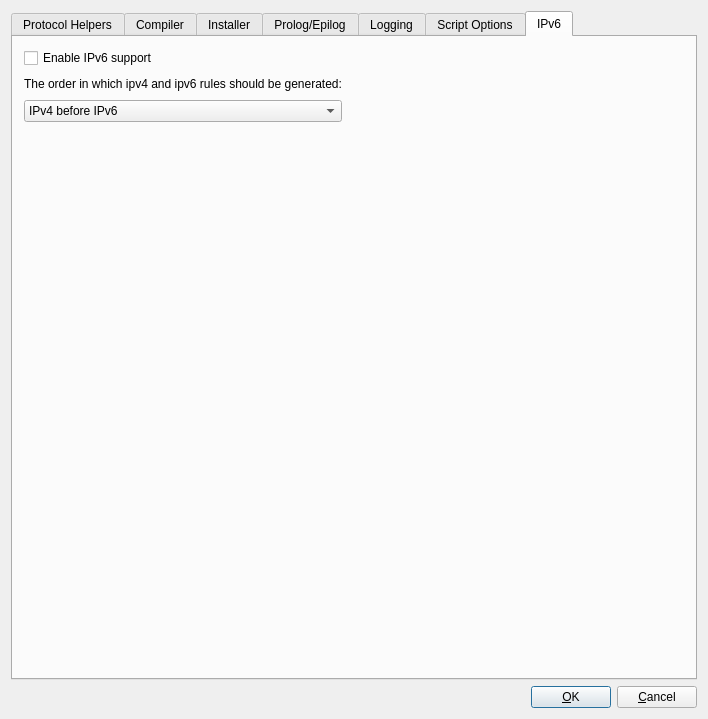
Qt form src/gui/ipfadvanceddialog_q.ui (fwbuilder/fwbuilder) before a commit.
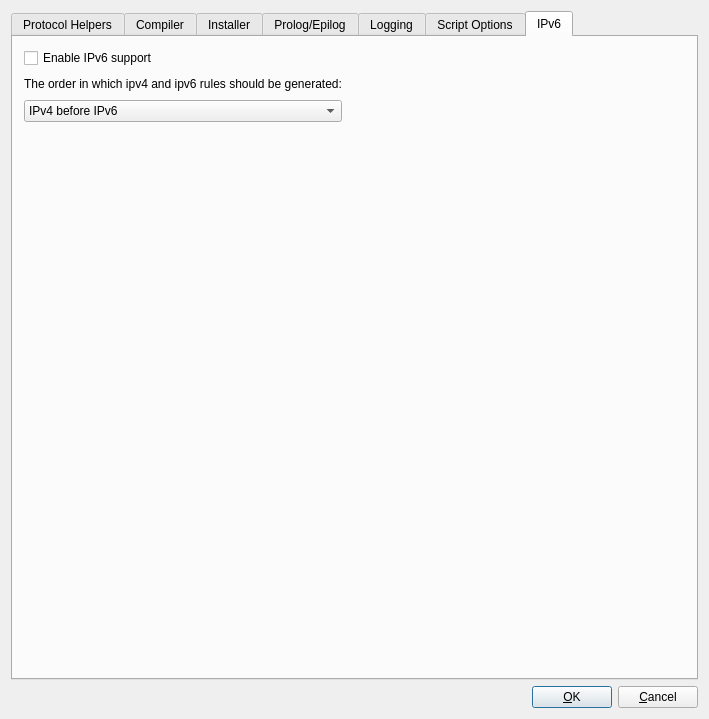
The same form after that commit. The open tabs and pages were chosen to show the change.

Patch:
```diff
--- a/src/gui/ipfadvanceddialog_q.ui
+++ b/src/gui/ipfadvanceddialog_q.ui
@@ -5,7 +5,7 @@
    <rect>
     <x>0</x>
     <y>0</y>
-    <width>708</width>
+    <width>709</width>
     <height>719</height>
    </rect>
   </property>
```
Left out of the diff: 10 changed lines with no effect on the pictures.
